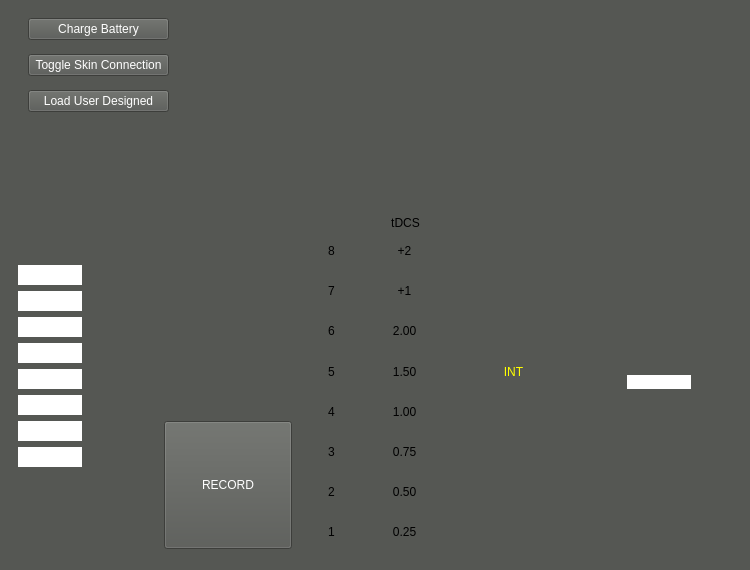
First picture: the form in oasisProSimulation/mainwindow.ui, repository C-C-Shen/Oasis-Pro-Device-Simulation, before the edit.
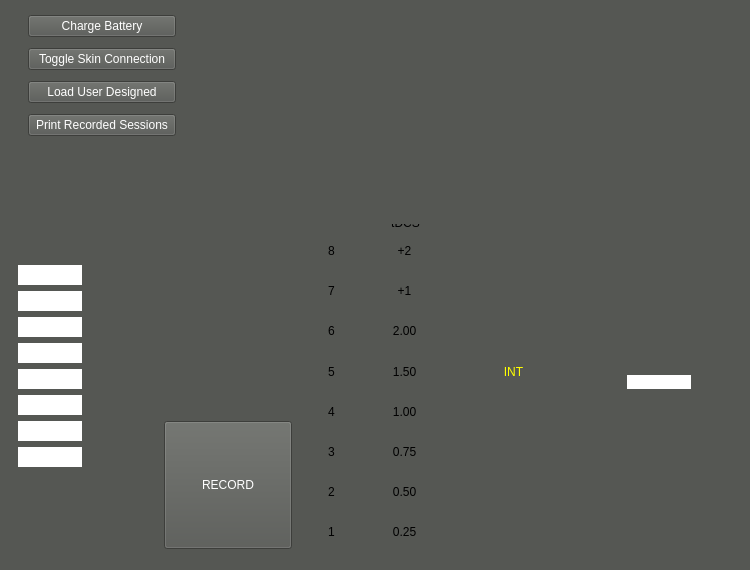
Second picture: the form after the edit. Icons and pictures are not drawn.

Commit message:
feature: add button to print recorded sessions
For making debugging/marking process easier, pressing the button will print contents of the .txt to console

```diff
--- a/oasisProSimulation/mainwindow.ui
+++ b/oasisProSimulation/mainwindow.ui
@@ -580,7 +580,7 @@
       <x>208</x>
       <y>10</y>
       <width>521</width>
-      <height>191</height>
+      <height>214</height>
      </rect>
     </property>
     <layout class="QHBoxLayout" name="horizontalLayout_3">
@@ -824,8 +824,8 @@
      <rect>
       <x>28</x>
       <y>10</y>
-      <width>141</width>
-      <height>111</height>
+      <width>148</width>
+      <height>131</height>
      </rect>
     </property>
     <layout class="QVBoxLayout" name="externalButtonsLayout">
@@ -859,6 +859,16 @@
        </property>
       </widget>
      </item>
+     <item>
+      <widget class="QPushButton" name="printRecordedSessions">
+       <property name="styleSheet">
+        <string notr="true">color: white</string>
+       </property>
+       <property name="text">
+        <string>Print Recorded Sessions</string>
+       </property>
+      </widget>
+     </item>
     </layout>
    </widget>
   </widget>
```
The commit also changes 2 other files.
